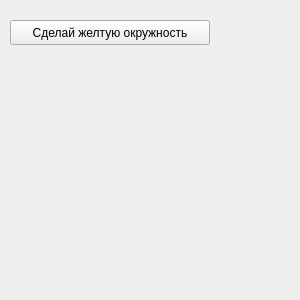
Before: the Qt Designer form UI.ui in catalina220/---, drawn with Qt 5.
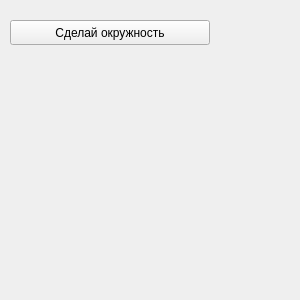
After: the same form once the commit is applied.

The edit to the form file:
```diff
--- a/UI.ui
+++ b/UI.ui
@@ -24,7 +24,7 @@
      </rect>
     </property>
     <property name="text">
-     <string>Сделай желтую окружность</string>
+     <string>Сделай окружность</string>
     </property>
    </widget>
   </widget>
```
